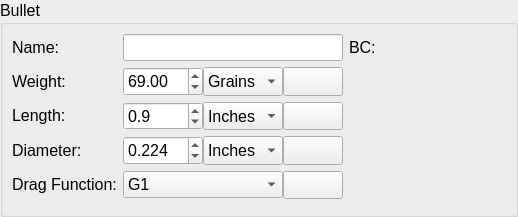
This is ui_templates/prof_bullet.ui in o-murphy/archer_ballistics_constructor as Qt 5 draws it before an edit. The edited form follows.
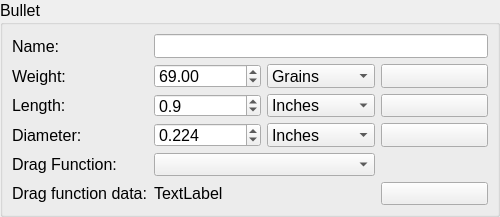
This is the edited form. Icons and pictures are not drawn.

Diff of the .ui file:
```diff
--- a/ui_templates/prof_bullet.ui
+++ b/ui_templates/prof_bullet.ui
@@ -6,7 +6,7 @@
    <rect>
     <x>0</x>
     <y>0</y>
-    <width>518</width>
+    <width>500</width>
     <height>217</height>
    </rect>
   </property>
@@ -55,26 +55,162 @@
       <string>Bullet</string>
      </property>
      <layout class="QGridLayout" name="gridLayout_4">
-      <item row="0" column="1">
+      <item row="2" column="1">
+       <widget class="QDoubleSpinBox" name="length">
+        <property name="sizePolicy">
+         <sizepolicy hsizetype="Preferred" vsizetype="Preferred">
+          <horstretch>0</horstretch>
+          <verstretch>0</verstretch>
+         </sizepolicy>
+        </property>
+        <property name="font">
+         <font>
+          <pointsize>12</pointsize>
+         </font>
+        </property>
+        <property name="decimals">
+         <number>1</number>
+        </property>
+        <property name="singleStep">
+         <double>0.100000000000000</double>
+        </property>
+        <property name="value">
+         <double>0.900000000000000</double>
+        </property>
+       </widget>
+      </item>
+      <item row="3" column="1">
+       <widget class="QDoubleSpinBox" name="diameter">
+        <property name="sizePolicy">
+         <sizepolicy hsizetype="Preferred" vsizetype="Preferred">
+          <horstretch>0</horstretch>
+          <verstretch>0</verstretch>
+         </sizepolicy>
+        </property>
+        <property name="font">
+         <font>
+          <pointsize>12</pointsize>
+         </font>
+        </property>
+        <property name="decimals">
+         <number>3</number>
+        </property>
+        <property name="singleStep">
+         <double>0.001000000000000</double>
+        </property>
+        <property name="value">
+         <double>0.224000000000000</double>
+        </property>
+       </widget>
+      </item>
+      <item row="2" column="2">
+       <widget class="QComboBox" name="lengthQuantity">
+        <property name="sizePolicy">
+         <sizepolicy hsizetype="Preferred" vsizetype="Preferred">
+          <horstretch>0</horstretch>
+          <verstretch>0</verstretch>
+         </sizepolicy>
+        </property>
+        <property name="font">
+         <font>
+          <pointsize>12</pointsize>
+         </font>
+        </property>
+        <property name="styleSheet">
+         <string notr="true"/>
+        </property>
+        <item>
+         <property name="text">
+          <string>Inches</string>
+         </property>
+        </item>
+        <item>
+         <property name="text">
+          <string>mm</string>
+         </property>
+        </item>
+       </widget>
+      </item>
+      <item row="2" column="3">
+       <widget class="QToolButton" name="lengthSwitch">
+        <property name="sizePolicy">
+         <sizepolicy hsizetype="Preferred" vsizetype="Preferred">
+          <horstretch>0</horstretch>
+          <verstretch>0</verstretch>
+         </sizepolicy>
+        </property>
+        <property name="font">
+         <font>
+          <pointsize>8</pointsize>
+          <weight>75</weight>
+          <italic>false</italic>
+          <bold>true</bold>
+          <underline>false</underline>
+         </font>
+        </property>
+        <property name="toolTip">
+         <string>&lt;font color=black&gt;Convert&lt;/font&gt;</string>
+        </property>
+        <property name="text">
+         <string/>
+        </property>
+        <property name="icon">
+         <iconset>
+          <normaloff>../.rsrc/res/drawable/secondarybtn21a.png</normaloff>
+          <disabledoff>../.rsrc/res/drawable/secondarybtn21b.png</disabledoff>../.rsrc/res/drawable/secondarybtn21a.png</iconset>
+        </property>
+        <property name="iconSize">
+         <size>
+          <width>16</width>
+          <height>16</height>
+         </size>
+        </property>
+       </widget>
+      </item>
+      <item row="3" column="3">
+       <widget class="QToolButton" name="diameterSwitch">
+        <property name="sizePolicy">
+         <sizepolicy hsizetype="Preferred" vsizetype="Preferred">
+          <horstretch>0</horstretch>
+          <verstretch>0</verstretch>
+         </sizepolicy>
+        </property>
+        <property name="font">
+         <font>
+          <pointsize>8</pointsize>
+          <weight>75</weight>
+          <italic>false</italic>
+          <bold>true</bold>
+          <underline>false</underline>
+         </font>
+        </property>
+        <property name="toolTip">
+         <string>&lt;font color=black&gt;Convert&lt;/font&gt;</string>
+        </property>
+        <property name="text">
+         <string/>
+        </property>
+        <property name="icon">
+         <iconset>
+          <normaloff>../.rsrc/res/drawable/secondarybtn21a.png</normaloff>
+          <disabledoff>../.rsrc/res/drawable/secondarybtn21b.png</disabledoff>../.rsrc/res/drawable/secondarybtn21a.png</iconset>
+        </property>
+        <property name="iconSize">
+         <size>
+          <width>16</width>
+          <height>16</height>
+         </size>
+        </property>
+       </widget>
+      </item>
+      <item row="0" column="1" colspan="3">
        <widget class="QLineEdit" name="bulletName">
         <property name="sizePolicy">
-         <sizepolicy hsizetype="Fixed" vsizetype="Fixed">
+         <sizepolicy hsizetype="Preferred" vsizetype="Preferred">
           <horstretch>0</horstretch>
           <verstretch>0</verstretch>
          </sizepolicy>
         </property>
-        <property name="minimumSize">
-         <size>
-          <width>220</width>
-          <height>0</height>
-         </size>
-        </property>
-        <property name="maximumSize">
-         <size>
-          <width>170</width>
-          <height>16777215</height>
-         </size>
-        </property>
         <property name="font">
          <font>
           <pointsize>12</pointsize>
@@ -94,146 +230,42 @@
         </property>
        </widget>
       </item>
-      <item row="0" column="0">
-       <widget class="QLabel" name="label_73">
-        <property name="maximumSize">
-         <size>
-          <width>105</width>
-          <height>21</height>
-         </size>
+      <item row="3" column="2">
+       <widget class="QComboBox" name="diameterQuantity">
+        <property name="sizePolicy">
+         <sizepolicy hsizetype="Preferred" vsizetype="Preferred">
+          <horstretch>0</horstretch>
+          <verstretch>0</verstretch>
+         </sizepolicy>
         </property>
         <property name="font">
          <font>
           <pointsize>12</pointsize>
          </font>
         </property>
-        <property name="text">
-         <string>Name:</string>
+        <property name="styleSheet">
+         <string notr="true"/>
         </property>
-       </widget>
-      </item>
-      <item row="1" column="0">
-       <widget class="QLabel" name="label_74">
-        <property name="maximumSize">
-         <size>
-          <width>105</width>
-          <height>25</height>
-         </size>
-        </property>
-        <property name="font">
-         <font>
-          <pointsize>12</pointsize>
-         </font>
-        </property>
+        <item>
         <property name="text">
-         <string>Weight:</string>
-        </property>
-       </widget>
-      </item>
-      <item row="2" column="0">
-       <widget class="QLabel" name="label_75">
-        <property name="maximumSize">
-         <size>
-          <width>105</width>
-          <height>25</height>
-         </size>
-        </property>
-        <property name="font">
-         <font>
-          <pointsize>12</pointsize>
-         </font>
-        </property>
+          <string>Inches</string>
+         </property>
+        </item>
+        <item>
         <property name="text">
-         <string>Length:</string>
-        </property>
-       </widget>
-      </item>
-      <item row="3" column="0">
-       <widget class="QLabel" name="label_76">
-        <property name="maximumSize">
-         <size>
-          <width>105</width>
-          <height>25</height>
-         </size>
-        </property>
-        <property name="font">
-         <font>
-          <pointsize>12</pointsize>
-         </font>
-        </property>
-        <property name="text">
-         <string>Diameter:</string>
-        </property>
-       </widget>
-      </item>
-      <item row="4" column="0">
-       <widget class="QLabel" name="label_77">
-        <property name="maximumSize">
-         <size>
-          <width>105</width>
-          <height>23</height>
-         </size>
-        </property>
-        <property name="font">
-         <font>
-          <pointsize>12</pointsize>
-         </font>
-        </property>
-        <property name="text">
-         <string>Drag Function:</string>
-        </property>
+          <string>mm</string>
+         </property>
+        </item>
        </widget>
       </item>
       <item row="1" column="1">
-       <widget class="QWidget" name="horizontalWidget_17" native="true">
-        <property name="minimumSize">
-         <size>
-          <width>220</width>
-          <height>0</height>
-         </size>
-        </property>
-        <property name="maximumSize">
-         <size>
-          <width>200</width>
-          <height>16777215</height>
-         </size>
-        </property>
-        <layout class="QHBoxLayout" name="horizontalLayout_51">
-         <property name="spacing">
-          <number>0</number>
-         </property>
-         <property name="leftMargin">
-          <number>0</number>
-         </property>
-         <property name="topMargin">
-          <number>0</number>
-         </property>
-         <property name="rightMargin">
-          <number>0</number>
-         </property>
-         <property name="bottomMargin">
-          <number>0</number>
-         </property>
-         <item>
           <widget class="QDoubleSpinBox" name="weight">
            <property name="sizePolicy">
-            <sizepolicy hsizetype="Fixed" vsizetype="Expanding">
+         <sizepolicy hsizetype="Preferred" vsizetype="Preferred">
              <horstretch>0</horstretch>
              <verstretch>0</verstretch>
             </sizepolicy>
            </property>
-           <property name="minimumSize">
-            <size>
-             <width>80</width>
-             <height>0</height>
-            </size>
-           </property>
-           <property name="maximumSize">
-            <size>
-             <width>80</width>
-             <height>16777215</height>
-            </size>
-           </property>
            <property name="font">
             <font>
              <pointsize>12</pointsize>
@@ -253,20 +285,32 @@
            </property>
           </widget>
          </item>
-         <item>
+      <item row="5" column="0">
+       <widget class="QLabel" name="label_78">
+        <property name="sizePolicy">
+         <sizepolicy hsizetype="Preferred" vsizetype="Preferred">
+          <horstretch>0</horstretch>
+          <verstretch>0</verstretch>
+         </sizepolicy>
+        </property>
+        <property name="font">
+         <font>
+          <pointsize>12</pointsize>
+         </font>
+        </property>
+        <property name="text">
+         <string>Drag function data:</string>
+        </property>
+       </widget>
+      </item>
+      <item row="1" column="2">
           <widget class="QComboBox" name="weightQuantity">
            <property name="sizePolicy">
-            <sizepolicy hsizetype="Preferred" vsizetype="Expanding">
+         <sizepolicy hsizetype="Preferred" vsizetype="Preferred">
              <horstretch>0</horstretch>
              <verstretch>0</verstretch>
             </sizepolicy>
            </property>
-           <property name="minimumSize">
-            <size>
-             <width>80</width>
-             <height>0</height>
-            </size>
-           </property>
            <property name="font">
             <font>
              <pointsize>12</pointsize>
@@ -287,10 +331,10 @@
            </item>
           </widget>
          </item>
-         <item>
+      <item row="1" column="3">
           <widget class="QToolButton" name="weightSwitch">
            <property name="sizePolicy">
-            <sizepolicy hsizetype="Expanding" vsizetype="Expanding">
+         <sizepolicy hsizetype="Preferred" vsizetype="Preferred">
              <horstretch>0</horstretch>
              <verstretch>0</verstretch>
             </sizepolicy>
@@ -323,101 +367,100 @@
            </property>
           </widget>
          </item>
-        </layout>
-       </widget>
-      </item>
-      <item row="4" column="1">
-       <widget class="QWidget" name="horizontalWidget_20" native="true">
-        <property name="minimumSize">
-         <size>
-          <width>220</width>
-          <height>0</height>
-         </size>
+      <item row="3" column="0">
+       <widget class="QLabel" name="label_76">
+        <property name="sizePolicy">
+         <sizepolicy hsizetype="Preferred" vsizetype="Preferred">
+          <horstretch>0</horstretch>
+          <verstretch>0</verstretch>
+         </sizepolicy>
         </property>
-        <property name="maximumSize">
-         <size>
-          <width>200</width>
-          <height>16777215</height>
-         </size>
+        <property name="font">
+         <font>
+          <pointsize>12</pointsize>
+         </font>
         </property>
-        <layout class="QHBoxLayout" name="horizontalLayout_54">
-         <property name="spacing">
-          <number>0</number>
-         </property>
-         <property name="leftMargin">
-          <number>0</number>
-         </property>
-         <property name="topMargin">
-          <number>0</number>
-         </property>
-         <property name="rightMargin">
-          <number>0</number>
-         </property>
-         <property name="bottomMargin">
-          <number>0</number>
-         </property>
-         <item>
-          <widget class="QComboBox" name="dragType">
+        <property name="text">
+         <string>Diameter:</string>
+        </property>
+       </widget>
+      </item>
+      <item row="1" column="0">
+       <widget class="QLabel" name="label_74">
+        <property name="sizePolicy">
+         <sizepolicy hsizetype="Preferred" vsizetype="Preferred">
+          <horstretch>0</horstretch>
+          <verstretch>0</verstretch>
+         </sizepolicy>
+        </property>
+        <property name="font">
+         <font>
+          <pointsize>12</pointsize>
+         </font>
+        </property>
+        <property name="text">
+         <string>Weight:</string>
+        </property>
+       </widget>
+      </item>
+      <item row="0" column="0">
+       <widget class="QLabel" name="label_73">
            <property name="sizePolicy">
-            <sizepolicy hsizetype="Fixed" vsizetype="Fixed">
+         <sizepolicy hsizetype="Preferred" vsizetype="Preferred">
              <horstretch>0</horstretch>
              <verstretch>0</verstretch>
             </sizepolicy>
            </property>
-           <property name="minimumSize">
-            <size>
-             <width>160</width>
-             <height>0</height>
-            </size>
-           </property>
-           <property name="maximumSize">
-            <size>
-             <width>16777215</width>
-             <height>16777215</height>
-            </size>
-           </property>
            <property name="font">
             <font>
              <pointsize>12</pointsize>
             </font>
            </property>
-           <property name="styleSheet">
-            <string notr="true"/>
-           </property>
-           <property name="currentIndex">
-            <number>0</number>
-           </property>
-           <item>
             <property name="text">
-             <string>G1</string>
-            </property>
-           </item>
-           <item>
-            <property name="text">
-             <string>G7</string>
-            </property>
-           </item>
-           <item>
-            <property name="text">
-             <string>Custom</string>
-            </property>
-           </item>
-           <item>
+         <string>Name:</string>
+        </property>
+       </widget>
+      </item>
+      <item row="2" column="0">
+       <widget class="QLabel" name="label_75">
+        <property name="sizePolicy">
+         <sizepolicy hsizetype="Preferred" vsizetype="Preferred">
+          <horstretch>0</horstretch>
+          <verstretch>0</verstretch>
+         </sizepolicy>
+        </property>
+        <property name="font">
+         <font>
+          <pointsize>12</pointsize>
+         </font>
+        </property>
             <property name="text">
-             <string>G1 Multi BC</string>
-            </property>
-           </item>
-           <item>
+         <string>Length:</string>
+        </property>
+       </widget>
+      </item>
+      <item row="4" column="0">
+       <widget class="QLabel" name="label_77">
+        <property name="sizePolicy">
+         <sizepolicy hsizetype="Preferred" vsizetype="Preferred">
+          <horstretch>0</horstretch>
+          <verstretch>0</verstretch>
+         </sizepolicy>
+        </property>
+        <property name="font">
+         <font>
+          <pointsize>12</pointsize>
+         </font>
+        </property>
             <property name="text">
-             <string>G7 Multi BC</string>
-            </property>
-           </item>
-          </widget>
-         </item>
-         <item>
+         <string>Drag Function:</string>
+        </property>
+       </widget>
+      </item>
+      <item row="5" column="3">
           <widget class="QToolButton" name="dragEditor">
            <property name="sizePolicy">
-            <sizepolicy hsizetype="Expanding" vsizetype="Expanding">
+         <sizepolicy hsizetype="Preferred" vsizetype="Preferred">
              <horstretch>0</horstretch>
              <verstretch>0</verstretch>
             </sizepolicy>
@@ -446,348 +489,37 @@
            </property>
           </widget>
          </item>
-        </layout>
-       </widget>
-      </item>
-      <item row="5" column="1">
-       <widget class="QWidget" name="bcWidget" native="true">
-        <property name="minimumSize">
-         <size>
-          <width>220</width>
-          <height>0</height>
-         </size>
-        </property>
-        <property name="maximumSize">
-         <size>
-          <width>200</width>
-          <height>16777215</height>
-         </size>
-        </property>
-        <layout class="QHBoxLayout" name="horizontalLayout">
-         <property name="spacing">
-          <number>6</number>
-         </property>
-         <property name="leftMargin">
-          <number>0</number>
-         </property>
-         <property name="topMargin">
-          <number>0</number>
-         </property>
-         <property name="rightMargin">
-          <number>0</number>
-         </property>
-         <property name="bottomMargin">
-          <number>0</number>
-         </property>
-        </layout>
-       </widget>
-      </item>
-      <item row="3" column="1">
-       <widget class="QWidget" name="horizontalWidget_19" native="true">
-        <property name="minimumSize">
-         <size>
-          <width>220</width>
-          <height>0</height>
-         </size>
-        </property>
-        <property name="maximumSize">
-         <size>
-          <width>200</width>
-          <height>16777215</height>
-         </size>
-        </property>
-        <layout class="QHBoxLayout" name="horizontalLayout_53">
-         <property name="spacing">
-          <number>0</number>
-         </property>
-         <property name="leftMargin">
-          <number>0</number>
-         </property>
-         <property name="topMargin">
-          <number>0</number>
-         </property>
-         <property name="rightMargin">
-          <number>0</number>
-         </property>
-         <property name="bottomMargin">
-          <number>0</number>
-         </property>
-         <item>
-          <widget class="QDoubleSpinBox" name="diameter">
-           <property name="sizePolicy">
-            <sizepolicy hsizetype="Fixed" vsizetype="Expanding">
-             <horstretch>0</horstretch>
-             <verstretch>0</verstretch>
-            </sizepolicy>
-           </property>
-           <property name="minimumSize">
-            <size>
-             <width>80</width>
-             <height>0</height>
-            </size>
-           </property>
-           <property name="maximumSize">
-            <size>
-             <width>80</width>
-             <height>16777215</height>
-            </size>
-           </property>
-           <property name="font">
-            <font>
-             <pointsize>12</pointsize>
-            </font>
-           </property>
-           <property name="decimals">
-            <number>3</number>
-           </property>
-           <property name="singleStep">
-            <double>0.001000000000000</double>
-           </property>
-           <property name="value">
-            <double>0.224000000000000</double>
-           </property>
-          </widget>
-         </item>
-         <item>
-          <widget class="QComboBox" name="diameterQuantity">
-           <property name="sizePolicy">
-            <sizepolicy hsizetype="Preferred" vsizetype="Expanding">
-             <horstretch>0</horstretch>
-             <verstretch>0</verstretch>
-            </sizepolicy>
-           </property>
-           <property name="minimumSize">
-            <size>
-             <width>80</width>
-             <height>0</height>
-            </size>
-           </property>
-           <property name="font">
-            <font>
-             <pointsize>12</pointsize>
-            </font>
-           </property>
-           <property name="styleSheet">
-            <string notr="true"/>
-           </property>
-           <item>
+      <item row="5" column="1" colspan="2">
+       <widget class="QLabel" name="dragFuncData">
             <property name="text">
-             <string>Inches</string>
-            </property>
-           </item>
-           <item>
-            <property name="text">
-             <string>mm</string>
-            </property>
-           </item>
-          </widget>
-         </item>
-         <item>
-          <widget class="QToolButton" name="diameterSwitch">
+         <string>TextLabel</string>
+        </property>
+       </widget>
+      </item>
+      <item row="4" column="1" colspan="2">
+       <widget class="QComboBox" name="dragType">
            <property name="sizePolicy">
-            <sizepolicy hsizetype="Expanding" vsizetype="Expanding">
+         <sizepolicy hsizetype="Preferred" vsizetype="Preferred">
              <horstretch>0</horstretch>
              <verstretch>0</verstretch>
             </sizepolicy>
            </property>
-           <property name="font">
-            <font>
-             <pointsize>8</pointsize>
-             <weight>75</weight>
-             <italic>false</italic>
-             <bold>true</bold>
-             <underline>false</underline>
-            </font>
-           </property>
-           <property name="toolTip">
-            <string>&lt;font color=black&gt;Convert&lt;/font&gt;</string>
-           </property>
-           <property name="text">
-            <string/>
-           </property>
-           <property name="icon">
-            <iconset>
-             <normaloff>../.rsrc/res/drawable/secondarybtn21a.png</normaloff>
-             <disabledoff>../.rsrc/res/drawable/secondarybtn21b.png</disabledoff>../.rsrc/res/drawable/secondarybtn21a.png</iconset>
-           </property>
-           <property name="iconSize">
-            <size>
-             <width>16</width>
-             <height>16</height>
-            </size>
-           </property>
-          </widget>
-         </item>
-        </layout>
-       </widget>
-      </item>
-      <item row="2" column="1">
-       <widget class="QWidget" name="horizontalWidget_18" native="true">
-        <property name="minimumSize">
-         <size>
-          <width>220</width>
-          <height>0</height>
-         </size>
-        </property>
         <property name="maximumSize">
          <size>
-          <width>200</width>
+          <width>16777215</width>
           <height>16777215</height>
          </size>
         </property>
-        <layout class="QHBoxLayout" name="horizontalLayout_52">
-         <property name="spacing">
-          <number>0</number>
-         </property>
-         <property name="leftMargin">
-          <number>0</number>
-         </property>
-         <property name="topMargin">
-          <number>0</number>
-         </property>
-         <property name="rightMargin">
-          <number>0</number>
-         </property>
-         <property name="bottomMargin">
-          <number>0</number>
-         </property>
-         <item>
-          <widget class="QDoubleSpinBox" name="length">
-           <property name="sizePolicy">
-            <sizepolicy hsizetype="Fixed" vsizetype="Expanding">
-             <horstretch>0</horstretch>
-             <verstretch>0</verstretch>
-            </sizepolicy>
-           </property>
-           <property name="minimumSize">
-            <size>
-             <width>80</width>
-             <height>0</height>
-            </size>
-           </property>
-           <property name="maximumSize">
-            <size>
-             <width>80</width>
-             <height>16777215</height>
-            </size>
-           </property>
            <property name="font">
             <font>
              <pointsize>12</pointsize>
             </font>
            </property>
-           <property name="decimals">
-            <number>1</number>
-           </property>
-           <property name="singleStep">
-            <double>0.100000000000000</double>
-           </property>
-           <property name="value">
-            <double>0.900000000000000</double>
-           </property>
-          </widget>
-         </item>
-         <item>
-          <widget class="QComboBox" name="lengthQuantity">
-           <property name="sizePolicy">
-            <sizepolicy hsizetype="Preferred" vsizetype="Expanding">
-             <horstretch>0</horstretch>
-             <verstretch>0</verstretch>
-            </sizepolicy>
-           </property>
-           <property name="minimumSize">
-            <size>
-             <width>80</width>
-             <height>0</height>
-            </size>
-           </property>
-           <property name="font">
-            <font>
-             <pointsize>12</pointsize>
-            </font>
-           </property>
            <property name="styleSheet">
             <string notr="true"/>
            </property>
-           <item>
-            <property name="text">
-             <string>Inches</string>
-            </property>
-           </item>
-           <item>
-            <property name="text">
-             <string>mm</string>
-            </property>
-           </item>
-          </widget>
-         </item>
-         <item>
-          <widget class="QToolButton" name="lengthSwitch">
-           <property name="sizePolicy">
-            <sizepolicy hsizetype="Expanding" vsizetype="Expanding">
-             <horstretch>0</horstretch>
-             <verstretch>0</verstretch>
-            </sizepolicy>
-           </property>
-           <property name="font">
-            <font>
-             <pointsize>8</pointsize>
-             <weight>75</weight>
-             <italic>false</italic>
-             <bold>true</bold>
-             <underline>false</underline>
-            </font>
-           </property>
-           <property name="toolTip">
-            <string>&lt;font color=black&gt;Convert&lt;/font&gt;</string>
-           </property>
-           <property name="text">
-            <string/>
-           </property>
-           <property name="icon">
-            <iconset>
-             <normaloff>../.rsrc/res/drawable/secondarybtn21a.png</normaloff>
-             <disabledoff>../.rsrc/res/drawable/secondarybtn21b.png</disabledoff>../.rsrc/res/drawable/secondarybtn21a.png</iconset>
-           </property>
-           <property name="iconSize">
-            <size>
-             <width>16</width>
-             <height>16</height>
-            </size>
-           </property>
-          </widget>
-         </item>
-        </layout>
-       </widget>
-      </item>
-      <item row="1" column="2">
-       <spacer name="horizontalSpacer">
-        <property name="orientation">
-         <enum>Qt::Horizontal</enum>
-        </property>
-        <property name="sizeHint" stdset="0">
-         <size>
-          <width>40</width>
-          <height>20</height>
-         </size>
-        </property>
-       </spacer>
-      </item>
-      <item row="0" column="2">
-       <widget class="QLabel" name="label_78">
-        <property name="maximumSize">
-         <size>
-          <width>105</width>
-          <height>23</height>
-         </size>
-        </property>
-        <property name="font">
-         <font>
-          <pointsize>12</pointsize>
-         </font>
-        </property>
-        <property name="text">
-         <string>BC:</string>
+        <property name="currentIndex">
+         <number>-1</number>
         </property>
        </widget>
       </item>
```
Lines whose indentation alone changed are shown as unchanged.
